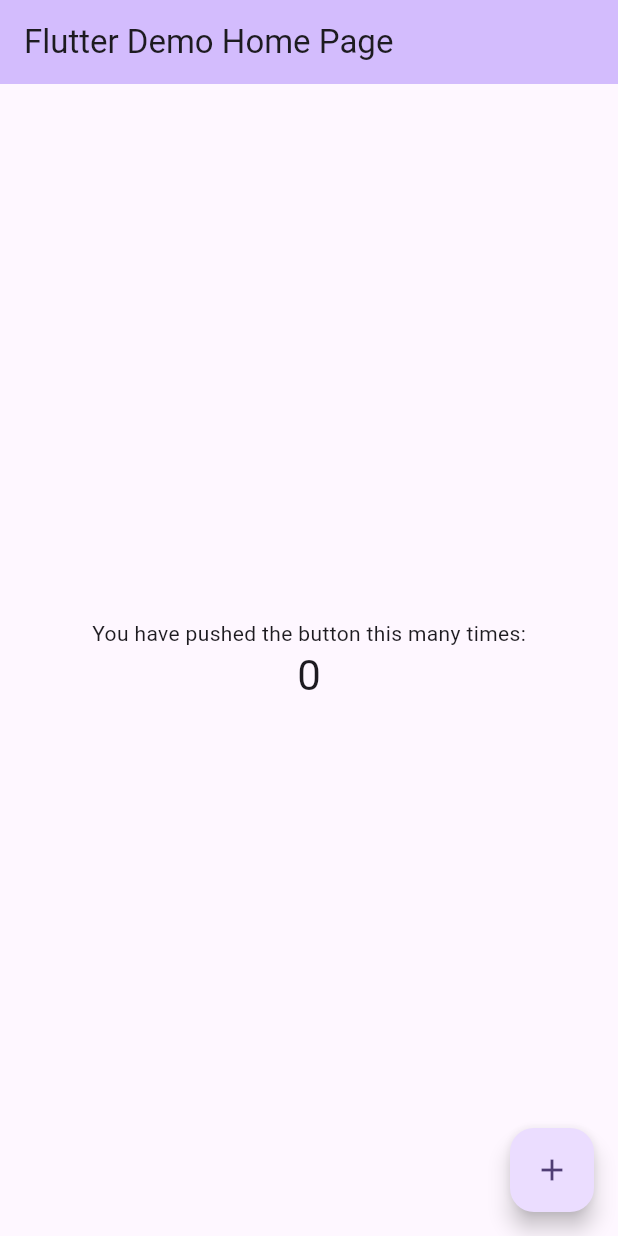
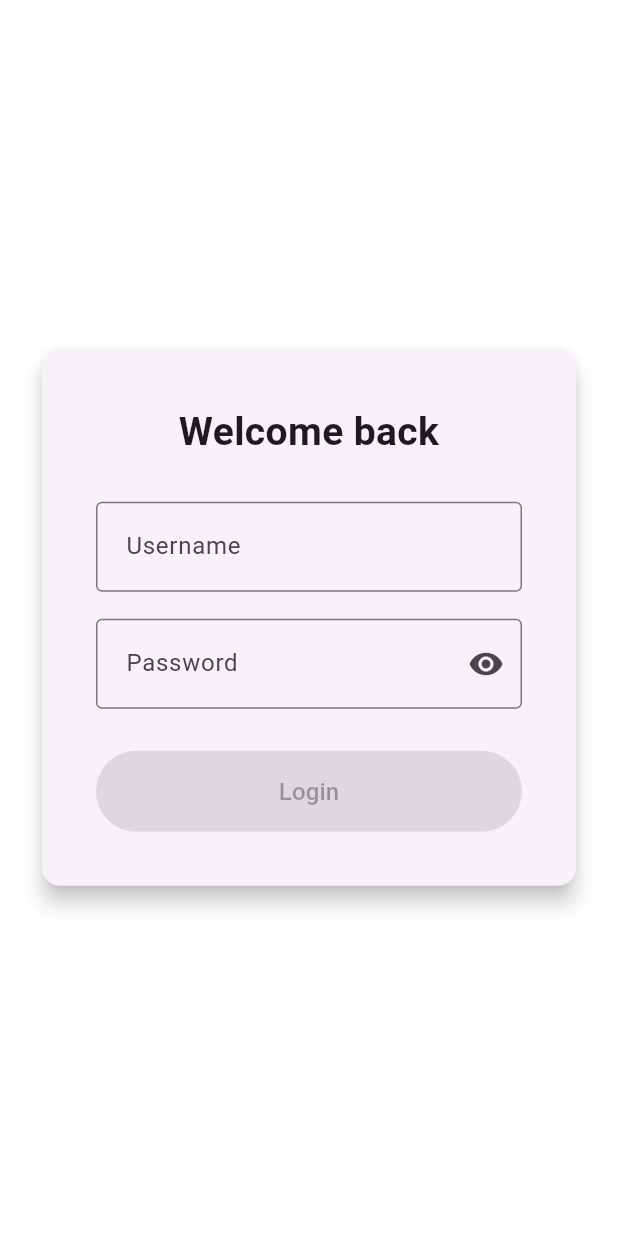
Before and after one commit to ztimothee/abc_learning_system, a Flutter app: the screen it shows after launch, on a phone screen of 412 x 824 dp. Run offline on Flutter 3.47's test engine with Material 3 defaults, Android fonts, the phone set to English and light mode, and no system bars; our stand-ins replace flutter_dotenv, flutter_riverpod, supabase_flutter; accounts and stored records are empty.

Commit message:
Implement login screen and integrate Supabase with Riverpod

```diff
--- /dev/null
+++ b/lib/core/services/supabase.dart
@@ -0,0 +1,6 @@
+import 'package:flutter_riverpod/flutter_riverpod.dart';
+import 'package:supabase_flutter/supabase_flutter.dart';
+
+final supabaseProvider = Provider((ref) {
+  return Supabase.instance.client;
+});
--- /dev/null
+++ b/lib/features/auth/screens/login_screen.dart
@@ -0,0 +1,89 @@
+import 'package:flutter/material.dart';
+
+class LoginScreen extends StatefulWidget {
+  const LoginScreen({super.key});
+
+  @override
+  State<LoginScreen> createState() => _LoginScreenState();
+}
+
+class _LoginScreenState extends State<LoginScreen> {
+  bool _isPasswordVisible = false;
+
+  @override
+  Widget build(BuildContext context) {
+    final baseInputDecoration = const InputDecoration(
+      border: OutlineInputBorder(),
+      contentPadding: EdgeInsets.symmetric(horizontal: 16, vertical: 18),
+    );
+
+    return Scaffold(
+      body: Container(
+        color: Colors.white,
+        alignment: Alignment.center,
+        child: SingleChildScrollView(
+          padding: const EdgeInsets.all(24.0),
+          child: ConstrainedBox(
+            constraints: const BoxConstraints(maxWidth: 520),
+            child: Card(
+              elevation: 6,
+              child: Padding(
+                padding: const EdgeInsets.all(36.0),
+                child: Column(
+                  mainAxisSize: MainAxisSize.min,
+                  crossAxisAlignment: CrossAxisAlignment.stretch,
+                  children: [
+                    const Text(
+                      'Welcome back',
+                      textAlign: TextAlign.center,
+                      style: TextStyle(
+                        fontSize: 26,
+                        fontWeight: FontWeight.w600,
+                      ),
+                    ),
+                    const SizedBox(height: 28),
+                    TextField(
+                      decoration: baseInputDecoration.copyWith(
+                        labelText: 'Username',
+                      ),
+                    ),
+                    const SizedBox(height: 18),
+                    TextField(
+                      obscureText: !_isPasswordVisible,
+                      decoration: baseInputDecoration.copyWith(
+                        labelText: 'Password',
+                        suffixIcon: IconButton(
+                          tooltip: _isPasswordVisible
+                              ? 'Hide password'
+                              : 'Show password',
+                          icon: Icon(
+                            _isPasswordVisible
+                                ? Icons.visibility_off
+                                : Icons.visibility,
+                          ),
+                          onPressed: () {
+                            setState(() {
+                              _isPasswordVisible = !_isPasswordVisible;
+                            });
+                          },
+                        ),
+                      ),
+                    ),
+                    const SizedBox(height: 28),
+                    const SizedBox(
+                      height: 54,
+                      child: ElevatedButton(
+                        onPressed: null,
+                        child: Text('Login', style: TextStyle(fontSize: 16)),
+                      ),
+                    ),
+                  ],
+                ),
+              ),
+            ),
+          ),
+        ),
+      ),
+    );
+  }
+}
--- a/lib/main.dart
+++ b/lib/main.dart
@@ -1,6 +1,16 @@
+import 'package:abc_learning_system/features/auth/screens/login_screen.dart';
 import 'package:flutter/material.dart';
+import 'package:flutter_dotenv/flutter_dotenv.dart';
+import 'package:supabase_flutter/supabase_flutter.dart';
 
-void main() {
+void main() async {
+  await dotenv.load(fileName: 'assets/.env');
+
+  final url = dotenv.env['SUPABASE_URL'] ?? '';
+  final anonKey = dotenv.env['SUPABASE_ANON_KEY'] ?? '';
+
+  await Supabase.initialize(url: url, anonKey: anonKey);
+
   runApp(const MyApp());
 }
 
@@ -28,9 +38,9 @@ class MyApp extends StatelessWidget {
         //
         // This works for code too, not just values: Most code changes can be
         // tested with just a hot reload.
-        colorScheme: .fromSeed(seedColor: Colors.deepPurple),
+        colorScheme: ColorScheme.fromSeed(seedColor: Colors.deepPurple),
       ),
-      home: const MyHomePage(title: 'Flutter Demo Home Page'),
+      home: const LoginScreen(),
     );
   }
 }
@@ -102,7 +112,7 @@ class _MyHomePageState extends State<MyHomePage> {
           // TRY THIS: Invoke "debug painting" (choose the "Toggle Debug Paint"
           // action in the IDE, or press "p" in the console), to see the
           // wireframe for each widget.
-          mainAxisAlignment: .center,
+          mainAxisAlignment: MainAxisAlignment.center,
           children: [
             const Text('You have pushed the button this many times:'),
             Text(
--- a/pubspec.yaml
+++ b/pubspec.yaml
@@ -36,6 +36,8 @@ dependencies:
   cupertino_icons: ^1.0.8
   supabase_flutter: ^2.12.4
   flutter_dotenv: ^6.0.1
+  flutter_riverpod: ^3.3.1
+  go_router: ^17.2.3
 
 dev_dependencies:
   flutter_test:
```
Also changed, not shown: pubspec.lock.
